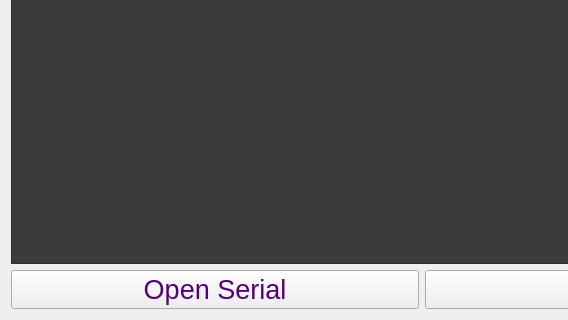
Qt form mainwindow.ui (seblee/eland_com) before a commit; both pictures show x 0 to 568 and y 280 to 600 of the 1020 by 600 pixel window.
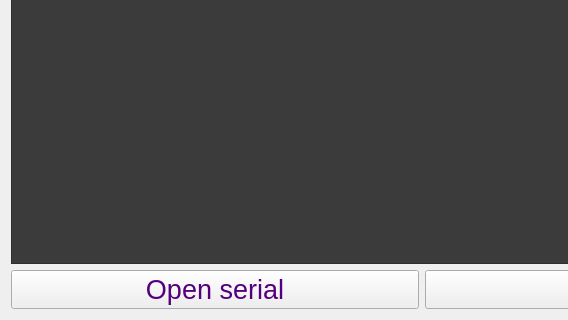
The same form after that commit. Icons and pictures are not drawn.

The edit to the form file:
```diff
--- a/mainwindow.ui
+++ b/mainwindow.ui
@@ -87,7 +87,10 @@
            <bool>false</bool>
           </property>
           <property name="text">
-           <string>Open Serial</string>
+           <string>Open serial</string>
+          </property>
+          <property name="shortcut">
+           <string>Alt+S</string>
           </property>
          </widget>
         </item>
```
Left out of the diff: 3 changed lines with no effect on the pictures.
